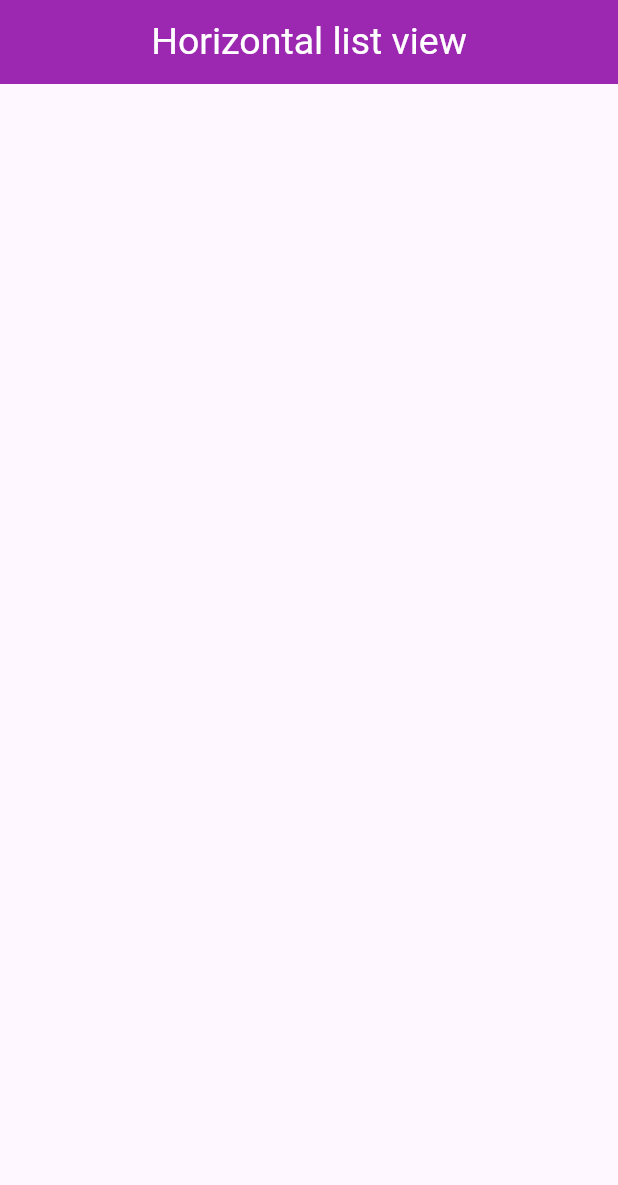
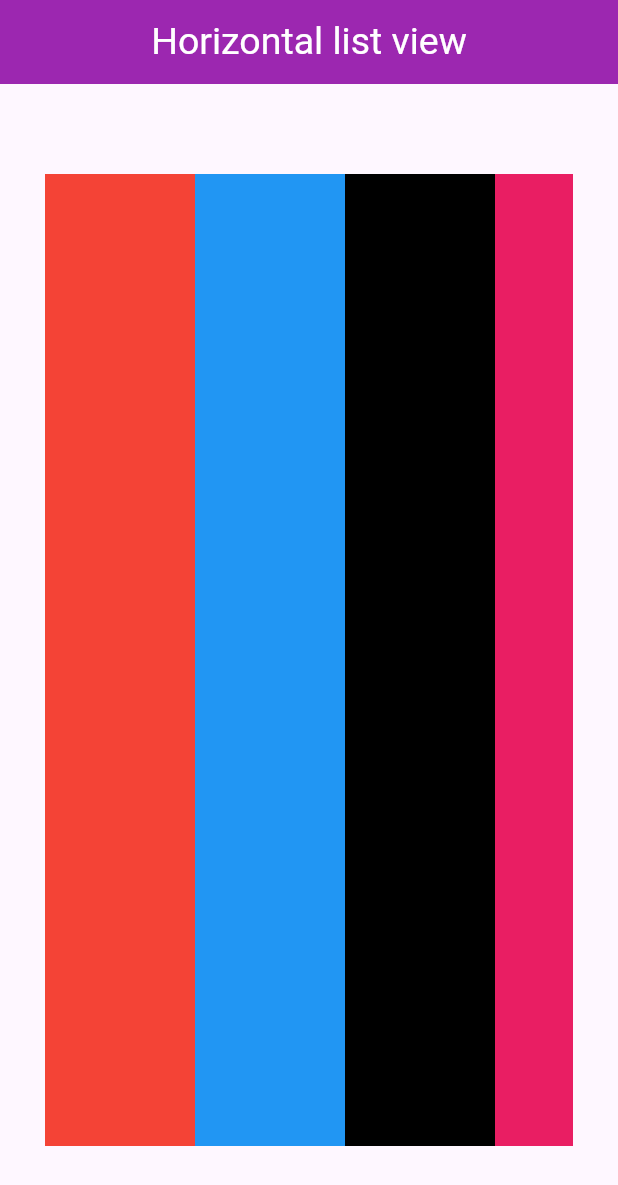
Before and after one commit to Majok-Bol/horizontal_list, a Flutter app: the screen it shows after launch, on a phone screen of 412 x 824 dp. Shown: the top 1185 px of the screen. Run offline on Flutter 3.47's test engine with Material 3 defaults, Android fonts, the light colour scheme and no system bars.

Commit message:
added container list with different colors

```diff
--- a/lib/main.dart
+++ b/lib/main.dart
@@ -1,4 +1,5 @@
 import 'package:flutter/material.dart';
+import 'package:flutter/rendering.dart';
 void main(){
   runApp(MyApp());
 }
@@ -9,6 +10,25 @@ class MyApp extends StatelessWidget{
       debugShowCheckedModeBanner: false,
       home: Scaffold(
         appBar: AppBar(title: Text('Horizontal list view',style: TextStyle(color: Colors.white,fontSize: 25),),centerTitle: true,backgroundColor: Colors.purple,),
+        body: Container(
+          // color: Colors.grey,
+          margin: EdgeInsets.symmetric(horizontal: 20,vertical: 50),
+          padding: EdgeInsets.all(10),
+          child: ListView(
+            scrollDirection: Axis.horizontal,
+            children: [
+
+            Container(width: 100,color: Colors.red,),
+              Container(width: 100,color: Colors.blue,),
+              Container(width: 100,color: Colors.black,),
+              Container(width: 100,color: Colors.pink,),
+              Container(width: 100,color: Colors.cyan,),
+              Container(width: 100,height: 100,color: Colors.orange,),
+              Container(width: 100,height: 100,color: Colors.brown,),
+              Container(width: 100,height: 100,color: Colors.grey,),
+            ],
+          ),
+        ),
 
       ),
     );
```
